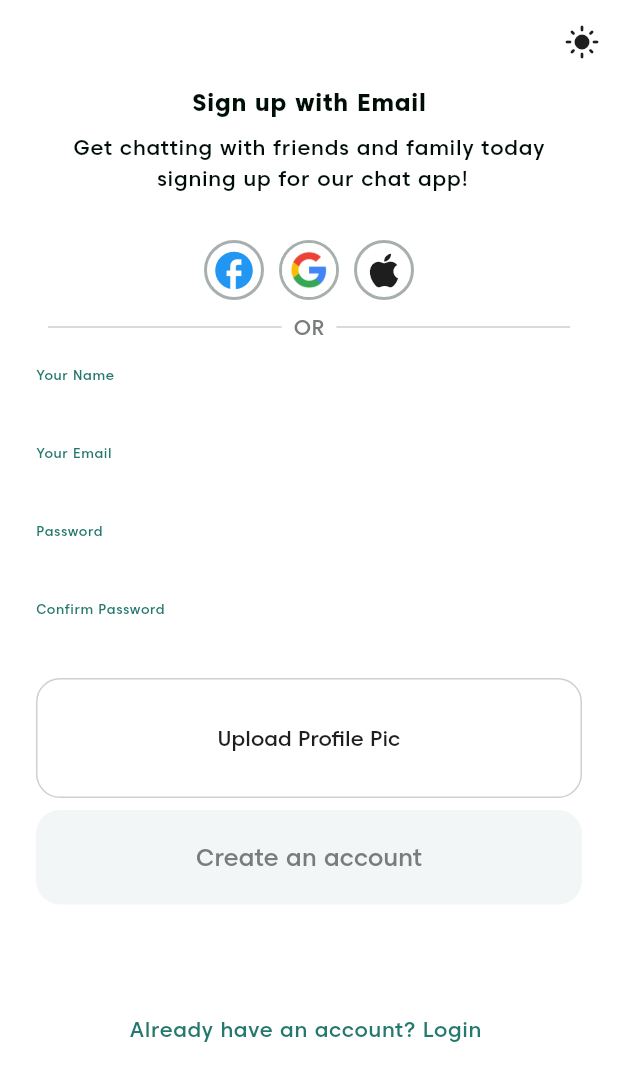
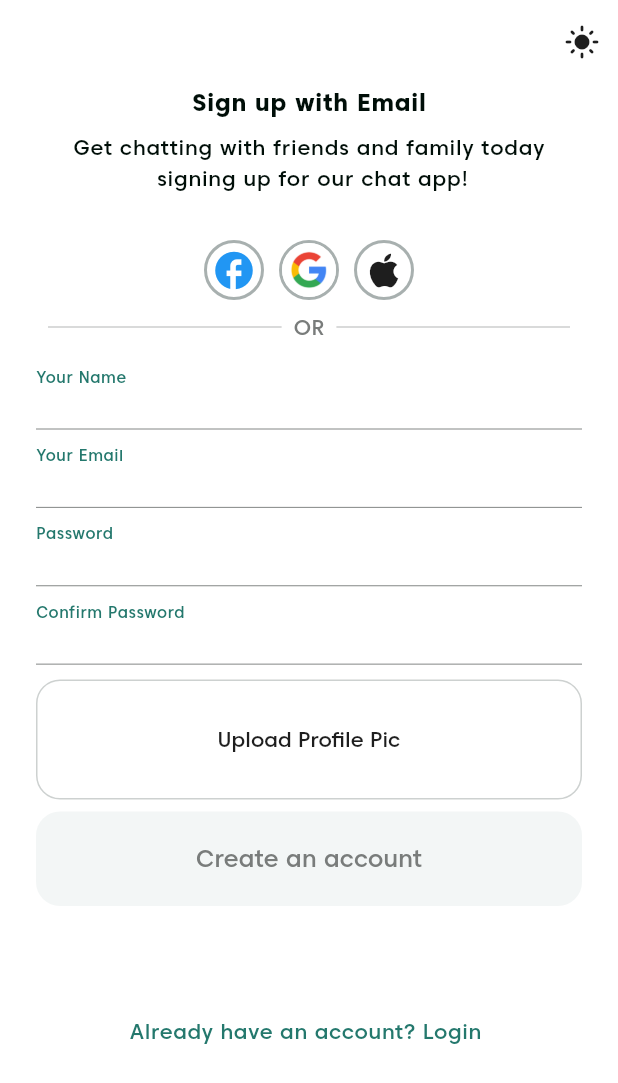
Before and after one commit to ale-russ/habesha_dating, a Flutter app: the screen it shows after launch, after a tap on "Sign up with email", on a phone screen of 412 x 824 dp. Shown: the top 1083 px of the screen. Run offline on Flutter 3.47's test engine with Material 3 defaults, Android fonts, the phone set to English and light mode, and no system bars; our stand-ins replace cached_network_image, file_picker, flutter_riverpod, flutter_svg, go_router, hive_flutter and 6 more; accounts and stored records are empty; network calls fail.

Commit message:
working on fixing routing issues

```diff
--- a/habesha_dating/lib/providers/auth/auth_provider.dart
+++ b/habesha_dating/lib/providers/auth/auth_provider.dart
@@ -135,7 +135,6 @@ class ImageNotifier extends StateNotifier<AsyncValue<List<String>>> {
   final Ref _ref;
 
   Future<void> fetchImage() async {
-    log("in provider");
     state = const AsyncValue.loading();
     try {
       final image = await _ref.read(authRepositoryProvider).fetchImageUrl();
--- a/habesha_dating/lib/routes/app_routes.dart
+++ b/habesha_dating/lib/routes/app_routes.dart
@@ -3,8 +3,8 @@ import 'dart:developer';
 import 'package:flutter/material.dart';
 import 'package:flutter_riverpod/flutter_riverpod.dart';
 import 'package:go_router/go_router.dart';
-import 'package:habesha_dating/screens/home/chat_details.dart';
 
+import '../screens/home/chat_details.dart';
 import '/widgets/common/loader.dart';
 import '/screens/home/call_page.dart';
 import '/screens/home/contacts_page.dart';
@@ -19,7 +19,7 @@ import "/screens/home/home.dart";
 
 final goRouterProvider = Provider<GoRouter>((ref) {
   final userState = ref.watch(userProvider);
-
+  log("USERSTATE: ${userState.value}");
   return GoRouter(
     initialLocation: userState.value == null ? "/intro" : "/home",
     redirect: (context, state) {
@@ -36,16 +36,22 @@ final goRouterProvider = Provider<GoRouter>((ref) {
               return "/login";
             } else if (isSigningUP) {
               return "/signup";
+            } else {
+              return "/intro";
             }
           },
           error: (_, stackTrace) => null,
-          loading: () => const Loader());
+          loading: () => "/loader");
       return null;
     },
     routes: <RouteBase>[
       GoRoute(
         path: "/",
         builder: (BuildContext context, GoRouterState state) => const Logo(),
+      ),
+      GoRoute(
+        path: "/loader",
+        builder: (context, state) => const Loader(),
       ),
       GoRoute(
         path: "/intro",
@@ -86,11 +92,20 @@ final goRouterProvider = Provider<GoRouter>((ref) {
                 path: "settings",
                 builder: (BuildContext context, GoRouterState state) =>
                     const SettingsPage()),
-            /*  GoRoute(
+            GoRoute(
                 path: "chat",
                 name: "/chat",
-                builder: (BuildContext context, GoRouterState state) =>
-                    const ChatDetailsPage()) */
+                builder: (BuildContext context, GoRouterState state) {
+                  final isOnline = state.uri.queryParameters["isOline"];
+                  final name = state.uri.queryParameters["name"];
+                  final avatar = state.uri.queryParameters["avatar"];
+
+                  return ChatDetailsPage(
+                    isOnline: bool.tryParse(isOnline!)!,
+                    name: name!,
+                    avatar: avatar!,
+                  );
+                })
           ])
     ],
   );
--- a/habesha_dating/lib/screens/auth_screens/login_page.dart
+++ b/habesha_dating/lib/screens/auth_screens/login_page.dart
@@ -28,6 +28,13 @@ class _LoginPageState extends ConsumerState<LoginPage> {
 
   TextEditingController? emailController = TextEditingController();
   TextEditingController? passwordController = TextEditingController();
+
+  @override
+  void dispose() {
+    emailController!.dispose();
+    passwordController!.dispose();
+    super.dispose();
+  }
 
   @override
   Widget build(BuildContext context) {
--- a/habesha_dating/lib/screens/intro_page.dart
+++ b/habesha_dating/lib/screens/intro_page.dart
@@ -82,8 +82,8 @@ class IntroPage extends ConsumerWidget {
                 LoginButton(
                   buttonLabel: 'Sign up with email',
                   label: 'Existing account? ',
-                  onButtonTap: () => context.push("/signup"),
-                  onTap: () => context.push("/login"),
+                  onButtonTap: () => context.go("/signup"),
+                  onTap: () => context.go("/login"),
                 ),
 
                 const Spacer(flex: 1),
--- a/habesha_dating/lib/themes/app_theme.dart
+++ b/habesha_dating/lib/themes/app_theme.dart
@@ -22,7 +22,12 @@ class AppThemes {
       disabledColor: AppColors.disabledLightColor,
     ),
     inputDecorationTheme: const InputDecorationTheme(
-      labelStyle: TextStyle(color: AppColors.primaryDarkColor, fontSize: 12),
+      labelStyle: TextStyle(
+        color: AppColors.primaryDarkColor,
+        fontSize: 15,
+        height: 14,
+        fontWeight: FontWeight.w500,
+      ),
       floatingLabelStyle:
           TextStyle(color: AppColors.primaryLightColor, fontSize: 12),
       floatingLabelBehavior: FloatingLabelBehavior.always,
@@ -33,16 +38,22 @@ class AppThemes {
       errorBorder: UnderlineInputBorder(
           borderSide: BorderSide(color: AppColors.lightErrorColor)),
       border: UnderlineInputBorder(
-        borderSide:
-            BorderSide(color: AppColors.passwordBorderLightColor, width: 0),
+        borderSide: BorderSide(
+          color: AppColors.passwordBorderLightColor,
+          width: 0.5,
+        ),
       ),
       focusedBorder: UnderlineInputBorder(
-        borderSide:
-            BorderSide(color: AppColors.passwordBorderLightColor, width: 0),
+        borderSide: BorderSide(
+          color: AppColors.passwordBorderLightColor,
+          width: 0.5,
+        ),
       ),
       enabledBorder: UnderlineInputBorder(
-        borderSide:
-            BorderSide(color: AppColors.passwordBorderLightColor, width: 0),
+        borderSide: BorderSide(
+          color: AppColors.passwordBorderLightColor,
+          width: 0.5,
+        ),
       ),
     ),
     fontFamily: 'Caros',
@@ -71,9 +82,13 @@ class AppThemes {
         disabledColor: AppColors.disabledDarkColor,
       ),
       inputDecorationTheme: const InputDecorationTheme(
-        labelStyle: TextStyle(color: AppColors.primaryDarkColor, fontSize: 12),
+        labelStyle: TextStyle(
+            color: AppColors.darkGreenColor,
+            height: 14,
+            fontSize: 15,
+            fontWeight: FontWeight.w500),
         floatingLabelStyle:
-            TextStyle(color: AppColors.primaryLightColor, fontSize: 12),
+            TextStyle(color: AppColors.primaryLightColor, fontSize: 14),
         floatingLabelBehavior: FloatingLabelBehavior.always,
         errorStyle: TextStyle(
             color: AppColors.darkErrorColor,
@@ -82,10 +97,16 @@ class AppThemes {
         errorBorder: UnderlineInputBorder(
             borderSide: BorderSide(color: AppColors.lightErrorColor)),
         border: UnderlineInputBorder(
-          borderSide: BorderSide(color: AppColors.passwordBorderDarkColor),
+          borderSide:
+              BorderSide(color: AppColors.passwordBorderDarkColor, width: 0.5),
         ),
         focusedBorder: UnderlineInputBorder(
-          borderSide: BorderSide(color: AppColors.passwordBorderDarkColor),
+          borderSide:
+              BorderSide(color: AppColors.passwordBorderDarkColor, width: 0.5),
+        ),
+        enabledBorder: UnderlineInputBorder(
+          borderSide:
+              BorderSide(color: AppColors.passwordBorderDarkColor, width: 0.5),
         ),
       ),
       fontFamily: 'Caros');
--- a/habesha_dating/lib/widgets/common/custom_text_field.dart
+++ b/habesha_dating/lib/widgets/common/custom_text_field.dart
@@ -27,13 +27,19 @@ class CustomTextForm extends ConsumerWidget {
           horizontal: 24.0, vertical: kIsWeb ? 16 : 2),
       child: TextFormField(
         onChanged: onChanged,
-        style: TextStyle(
-          color: themeMode == ThemeMode.dark
-              ? AppColors.headingDarkColor
-              : AppColors.headingLightColor,
-          fontSize: 12,
-          fontWeight: FontWeight.w400,
-        ),
+        style: Theme.of(context).textTheme.labelMedium!.copyWith(
+            fontSize: 13,
+            fontWeight: FontWeight.normal,
+            color: themeMode == ThemeMode.dark
+                ? AppColors.headingDarkColor
+                : AppColors.headingLightColor),
+        // style: TextStyle(
+        //   color: themeMode == ThemeMode.dark
+        //       ? AppColors.headingDarkColor
+        //       : AppColors.headingLightColor,
+        //   fontSize: 12,
+        //   fontWeight: FontWeight.w400,
+        // ),
         obscureText: obscureText,
         controller: controller,
         decoration: InputDecoration(
--- a/habesha_dating/lib/widgets/or_spacer.dart
+++ b/habesha_dating/lib/widgets/or_spacer.dart
@@ -23,7 +23,7 @@ class OrSpacer extends ConsumerWidget {
             ),
           ),
           const Padding(
-            padding: const EdgeInsets.symmetric(horizontal: 8.0),
+            padding: EdgeInsets.symmetric(horizontal: 8.0),
             child: Text(
               "OR",
               style: TextStyle(
```
